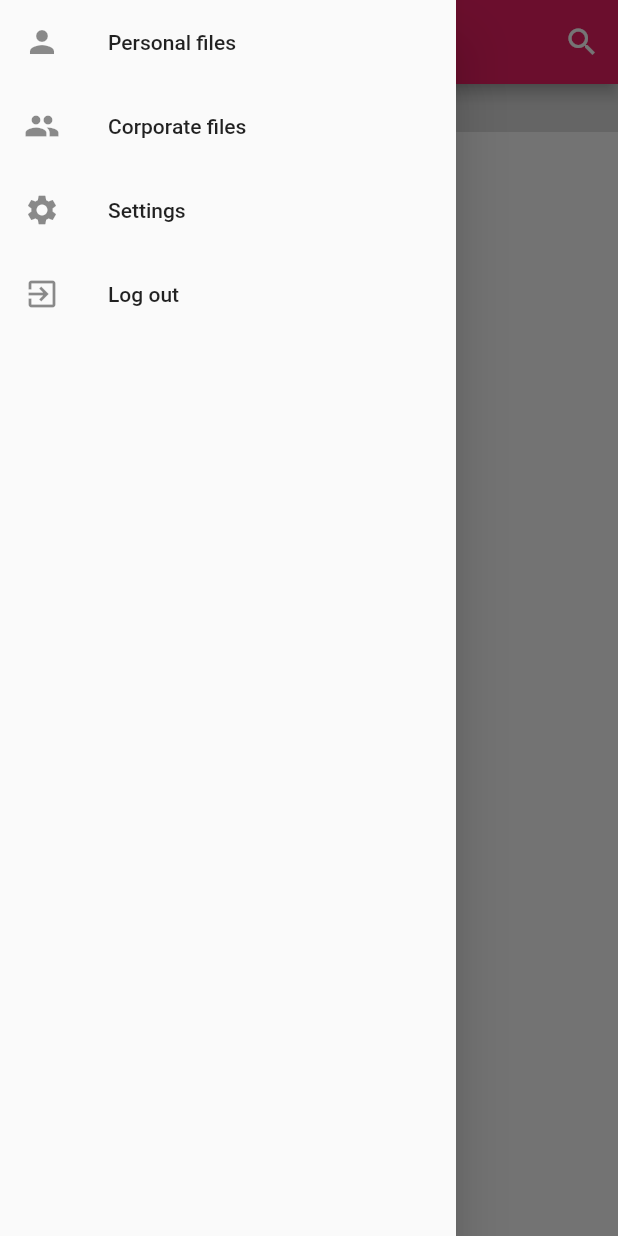
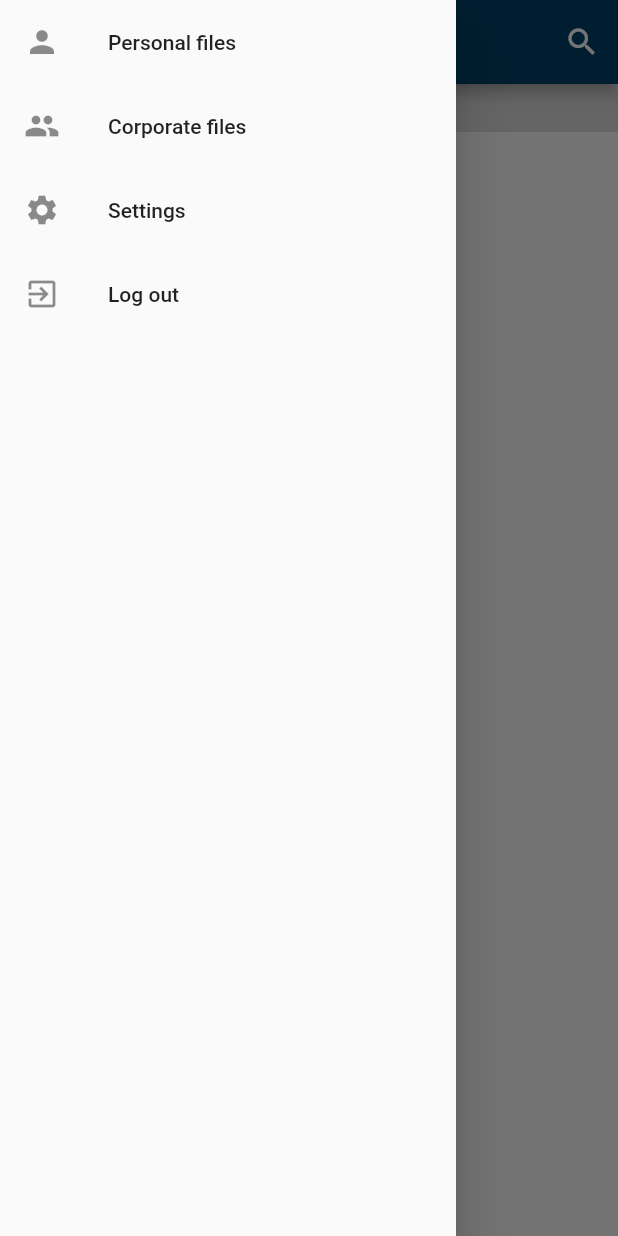
Before and after one commit to afterlogic/aurora-files-app-flutter, a Flutter app: the FilesAndroid screen opened by its route, with the side drawer open, on a phone screen of 412 x 824 dp. Run offline on Flutter 3.47's test engine with Material 2 defaults, Android fonts, the phone set to English and light mode, and no system bars; our stand-ins replace flutter_mobx, mobx, moor_flutter, shared_preferences, shimmer; missing offline and left inert: filesize; accounts and stored records are empty; generated files the repository leaves out were written again; network calls fail.

Commit message:
added pull to refresh + theme changes

```diff
--- a/lib/screens/files/files_android.dart
+++ b/lib/screens/files/files_android.dart
@@ -14,6 +14,8 @@ class FilesAndroid extends StatefulWidget {
 }
 
 class _FilesAndroidState extends State<FilesAndroid> {
+  final GlobalKey<RefreshIndicatorState> _refreshIndicatorKey =
+      new GlobalKey<RefreshIndicatorState>();
   final _filesState = FilesState();
 
   @override
@@ -78,7 +80,12 @@ class _FilesAndroidState extends State<FilesAndroid> {
           ],
         ),
         body: Observer(builder: (_) {
-          return Column(
+          return RefreshIndicator(
+            key: _refreshIndicatorKey,
+            color: Theme.of(context).primaryColor,
+            onRefresh: () =>
+                _filesState.onGetFiles(path: _filesState.currentPath),
+            child: Column(
               children: <Widget>[
                 Container(
                   width: double.infinity,
@@ -97,8 +104,11 @@ class _FilesAndroidState extends State<FilesAndroid> {
                     title: Text("Level Up"),
                     onTap: _filesState.onLevelUp,
                   ),
-              Expanded(child: _buildFiles(context, _filesState)),
+                Expanded(
+                  child: _buildFiles(context, _filesState),
+                ),
               ],
+            ),
           );
         }),
       ),
--- a/lib/themimg/material_theme.dart
+++ b/lib/themimg/material_theme.dart
@@ -3,8 +3,8 @@ import 'package:flutter/material.dart';
 class AppMaterialTheme {
   static final theme = ThemeData(
     brightness: Brightness.light,
-    primaryColor: Colors.pink,
-    accentColor: Colors.blue,
+    primaryColor: Color(0xFF004166),
+    accentColor: Color(0xFF72bbe4),
     errorColor: Colors.red[900],
     inputDecorationTheme: _inputTheme,
     buttonTheme: _buttonTheme,
```
Also changed, not shown: lib/screens/file_viewer/file_viewer_android.dart (+4 -3 lines). Lines whose indentation alone changed are shown as unchanged.
